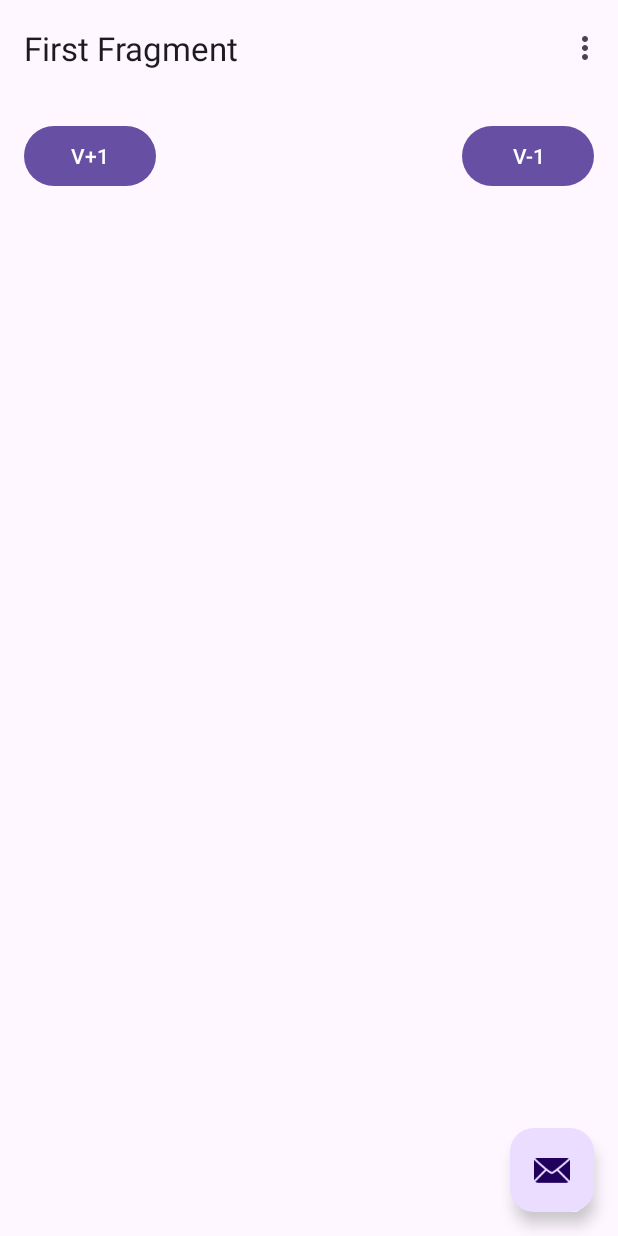
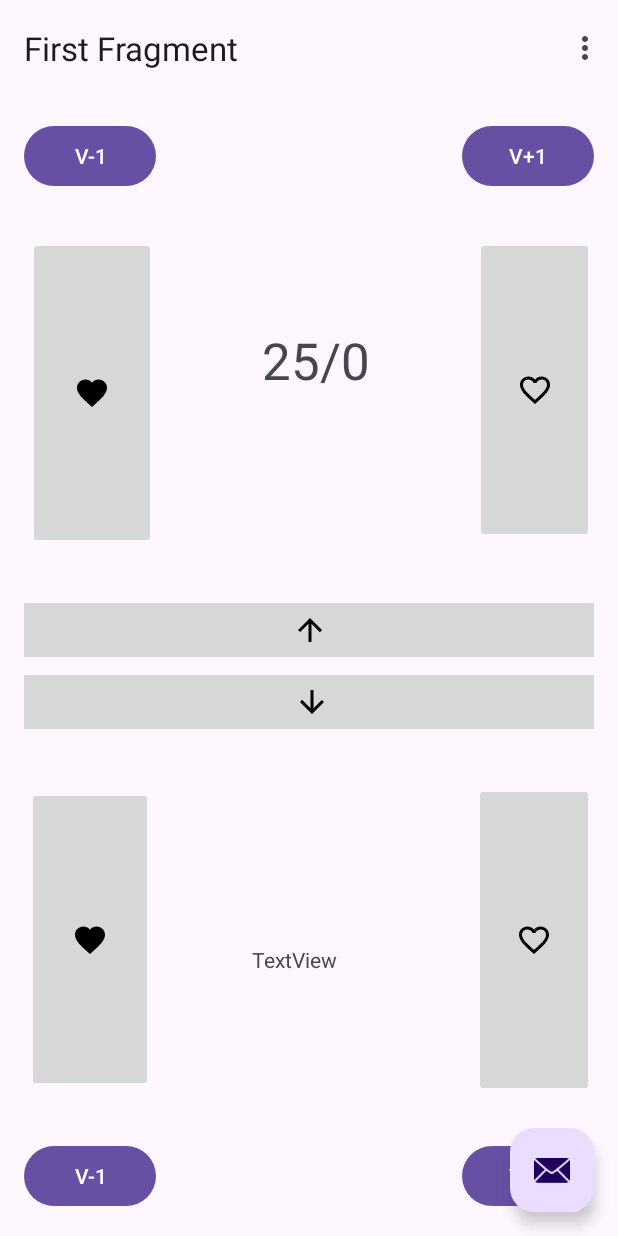
Before and after one commit to Arivera03/MagicJava, an Android app: the screen it shows after launch (MainActivity), on a phone screen of 412 x 824 dp. Run offline under Robolectric (Android 15) with nearby library versions, the phone set to English and light mode, and no system bars; our stand-ins replace navigation-ui.

Commit message:
Interfaz completada, falta programar

```diff
--- a/app/src/main/java/com/example/magicjava/FirstFragment.java
+++ b/app/src/main/java/com/example/magicjava/FirstFragment.java
@@ -12,6 +12,7 @@ import androidx.navigation.fragment.NavHostFragment;
 import com.example.magicjava.databinding.FragmentFirstBinding;
 
 public class FirstFragment extends Fragment {
+    private Integer VidaP1;
 
     private FragmentFirstBinding binding;
 
@@ -29,7 +30,8 @@ public class FirstFragment extends Fragment {
     public void onViewCreated(@NonNull View view, Bundle savedInstanceState) {
         super.onViewCreated(view, savedInstanceState);
 
-        binding.buttonFirst.setOnClickListener(v ->
+
+        binding.VenenoMasP1.setOnClickListener(v ->
                 NavHostFragment.findNavController(FirstFragment.this)
                         .navigate(R.id.action_FirstFragment_to_SecondFragment)
         );
--- /dev/null
+++ b/app/src/main/res/drawable/baseline_arrow_downward_24.xml
@@ -0,0 +1,5 @@
+<vector xmlns:android="http://schemas.android.com/apk/res/android" android:height="24dp" android:tint="#000000" android:viewportHeight="24" android:viewportWidth="24" android:width="24dp">
+
+    <path android:fillColor="@android:color/white" android:pathData="M20,12l-1.41,-1.41L13,16.17V4h-2v12.17l-5.58,-5.59L4,12l8,8 8,-8z"/>
+
+</vector>
--- /dev/null
+++ b/app/src/main/res/drawable/baseline_arrow_upward_24.xml
@@ -0,0 +1,5 @@
+<vector xmlns:android="http://schemas.android.com/apk/res/android" android:height="24dp" android:tint="#000000" android:viewportHeight="24" android:viewportWidth="24" android:width="24dp">
+
+    <path android:fillColor="@android:color/white" android:pathData="M4,12l1.41,1.41L11,7.83V20h2V7.83l5.58,5.59L20,12l-8,-8 -8,8z"/>
+
+</vector>
--- /dev/null
+++ b/app/src/main/res/drawable/baseline_favorite_24.xml
@@ -0,0 +1,5 @@
+<vector xmlns:android="http://schemas.android.com/apk/res/android" android:height="24dp" android:tint="#000000" android:viewportHeight="24" android:viewportWidth="24" android:width="24dp">
+
+    <path android:fillColor="@android:color/white" android:pathData="M12,21.35l-1.45,-1.32C5.4,15.36 2,12.28 2,8.5 2,5.42 4.42,3 7.5,3c1.74,0 3.41,0.81 4.5,2.09C13.09,3.81 14.76,3 16.5,3 19.58,3 22,5.42 22,8.5c0,3.78 -3.4,6.86 -8.55,11.54L12,21.35z"/>
+
+</vector>
--- /dev/null
+++ b/app/src/main/res/drawable/baseline_favorite_border_24.xml
@@ -0,0 +1,5 @@
+<vector xmlns:android="http://schemas.android.com/apk/res/android" android:height="24dp" android:tint="#000000" android:viewportHeight="24" android:viewportWidth="24" android:width="24dp">
+
+    <path android:fillColor="@android:color/white" android:pathData="M16.5,3c-1.74,0 -3.41,0.81 -4.5,2.09C10.91,3.81 9.24,3 7.5,3 4.42,3 2,5.42 2,8.5c0,3.78 3.4,6.86 8.55,11.54L12,21.35l1.45,-1.32C18.6,15.36 22,12.28 22,8.5 22,5.42 19.58,3 16.5,3zM12.1,18.55l-0.1,0.1 -0.1,-0.1C7.14,14.24 4,11.39 4,8.5 4,6.5 5.5,5 7.5,5c1.54,0 3.04,0.99 3.57,2.36h1.87C13.46,5.99 14.96,5 16.5,5c2,0 3.5,1.5 3.5,3.5 0,2.89 -3.14,5.74 -7.9,10.05z"/>
+
+</vector>
--- a/app/src/main/res/layout/fragment_first.xml
+++ b/app/src/main/res/layout/fragment_first.xml
@@ -10,12 +10,12 @@
     tools:context=".FirstFragment">
 
     <Button
-        android:id="@+id/button"
+        android:id="@+id/VenenoMenosP1"
         android:layout_width="wrap_content"
         android:layout_height="wrap_content"
         android:text="V-1"
-        app:layout_constraintEnd_toEndOf="parent"
-        tools:layout_editor_absoluteY="7dp" />
+        app:layout_constraintStart_toStartOf="parent"
+        app:layout_constraintTop_toTopOf="parent" />
 
     <androidx.constraintlayout.widget.Guideline
         android:id="@+id/guideline"
@@ -24,12 +24,121 @@
         android:orientation="horizontal"
         app:layout_constraintGuide_percent="0.5" />
 
+    <ImageButton
+        android:id="@+id/PasarVidaP1aP2"
+        android:layout_width="410dp"
+        android:layout_height="48dp"
+        android:src="@drawable/baseline_arrow_upward_24"
+        app:layout_constraintBottom_toTopOf="@+id/PasarVidaP2aP1"
+        app:layout_constraintEnd_toEndOf="parent"
+        app:layout_constraintHorizontal_bias="0.516"
+        app:layout_constraintStart_toStartOf="parent"
+        tools:ignore="MissingConstraints" />
+
+    <ImageButton
+        android:id="@+id/AñadirVidaP2"
+        android:layout_width="85dp"
+        android:layout_height="208dp"
+        android:layout_marginStart="4dp"
+        android:src="@drawable/baseline_favorite_24"
+        app:layout_constraintBottom_toTopOf="@+id/PasarVidaP1aP2"
+        app:layout_constraintEnd_toEndOf="@+id/VenenoMenosP1"
+        app:layout_constraintHorizontal_bias="1.0"
+        app:layout_constraintStart_toStartOf="@+id/VenenoMenosP1"
+        app:layout_constraintTop_toBottomOf="@+id/VenenoMenosP1" />
+
+    <ImageButton
+        android:id="@+id/QuitarVidaP2"
+        android:layout_width="79dp"
+        android:layout_height="204dp"
+        android:contentDescription="Quitarvida"
+        android:src="@drawable/baseline_favorite_border_24"
+        app:layout_constraintBottom_toTopOf="@+id/PasarVidaP1aP2"
+        app:layout_constraintEnd_toEndOf="@+id/VenenoMasP1"
+        app:layout_constraintHorizontal_bias="1.0"
+        app:layout_constraintStart_toStartOf="@+id/VenenoMasP1"
+        app:layout_constraintTop_toBottomOf="@+id/VenenoMasP1"
+        app:layout_constraintVertical_bias="0.466" />
+
+    <TextView
+        android:id="@+id/VIdaP2"
+        android:layout_width="82dp"
+        android:layout_height="42dp"
+        android:layout_marginEnd="60dp"
+        android:text="25/0"
+        android:textSize="34sp"
+        app:layout_constraintBottom_toTopOf="@+id/PasarVidaP1aP2"
+        app:layout_constraintEnd_toStartOf="@+id/QuitarVidaP2"
+        app:layout_constraintHorizontal_bias="1.0"
+        app:layout_constraintStart_toEndOf="@+id/AñadirVidaP2"
+        app:layout_constraintTop_toTopOf="parent" />
+
     <Button
-        android:id="@+id/button"
+        android:id="@+id/VenenoMenosP2"
+        android:layout_width="wrap_content"
+        android:layout_height="wrap_content"
+        android:text="V-1"
+        app:layout_constraintBottom_toBottomOf="parent"
+        app:layout_constraintStart_toStartOf="parent" />
+
+    <Button
+        android:id="@+id/VenenoMasP2"
         android:layout_width="wrap_content"
         android:layout_height="wrap_content"
         android:text="V+1"
-        tools:layout_editor_absoluteX="4dp"
-        tools:layout_editor_absoluteY="7dp" />
+        app:layout_constraintBottom_toBottomOf="parent"
+        app:layout_constraintEnd_toEndOf="parent" />
+
+    <ImageButton
+        android:id="@+id/QuitarVidaP1"
+        android:layout_width="80dp"
+        android:layout_height="209dp"
+        android:src="@drawable/baseline_favorite_border_24"
+        app:layout_constraintBottom_toTopOf="@+id/VenenoMasP2"
+        app:layout_constraintEnd_toEndOf="@+id/VenenoMasP2"
+        app:layout_constraintHorizontal_bias="1.0"
+        app:layout_constraintStart_toStartOf="@+id/VenenoMasP2"
+        app:layout_constraintTop_toBottomOf="@+id/PasarVidaP2aP1"
+        app:layout_constraintVertical_bias="0.516" />
+
+    <TextView
+        android:id="@+id/VidaP1"
+        android:layout_width="82dp"
+        android:layout_height="40dp"
+        android:text="TextView"
+        app:layout_constraintBottom_toBottomOf="parent"
+        app:layout_constraintEnd_toStartOf="@+id/QuitarVidaP1"
+        app:layout_constraintStart_toEndOf="@+id/AñadirVidaP1"
+        app:layout_constraintTop_toBottomOf="@+id/PasarVidaP2aP1" />
+
+    <Button
+        android:id="@+id/VenenoMasP1"
+        android:layout_width="wrap_content"
+        android:layout_height="wrap_content"
+        android:text="V+1"
+        app:layout_constraintEnd_toEndOf="parent"
+        app:layout_constraintTop_toTopOf="parent" />
+
+    <ImageButton
+        android:id="@+id/PasarVidaP2aP1"
+        android:layout_width="410dp"
+        android:layout_height="48dp"
+        android:contentDescription="Pasarvidacontrariodesdep2"
+        android:src="@drawable/baseline_arrow_downward_24"
+        app:layout_constraintEnd_toEndOf="parent"
+        app:layout_constraintHorizontal_bias="0.483"
+        app:layout_constraintStart_toStartOf="parent"
+        app:layout_constraintTop_toTopOf="@+id/guideline"
+        tools:ignore="MissingConstraints" />
+
+    <ImageButton
+        android:id="@+id/AñadirVidaP1"
+        android:layout_width="84dp"
+        android:layout_height="203dp"
+        android:src="@drawable/baseline_favorite_24"
+        app:layout_constraintBottom_toTopOf="@+id/VenenoMenosP2"
+        app:layout_constraintEnd_toEndOf="@+id/VenenoMenosP2"
+        app:layout_constraintStart_toStartOf="@+id/VenenoMenosP2"
+        app:layout_constraintTop_toBottomOf="@+id/PasarVidaP2aP1" />
 
 </androidx.constraintlayout.widget.ConstraintLayout>
```
